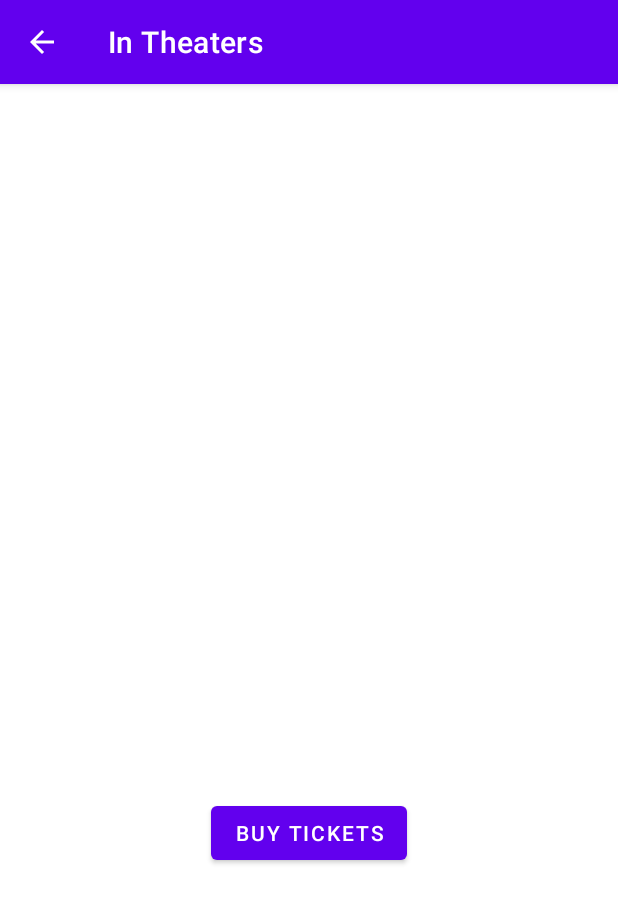
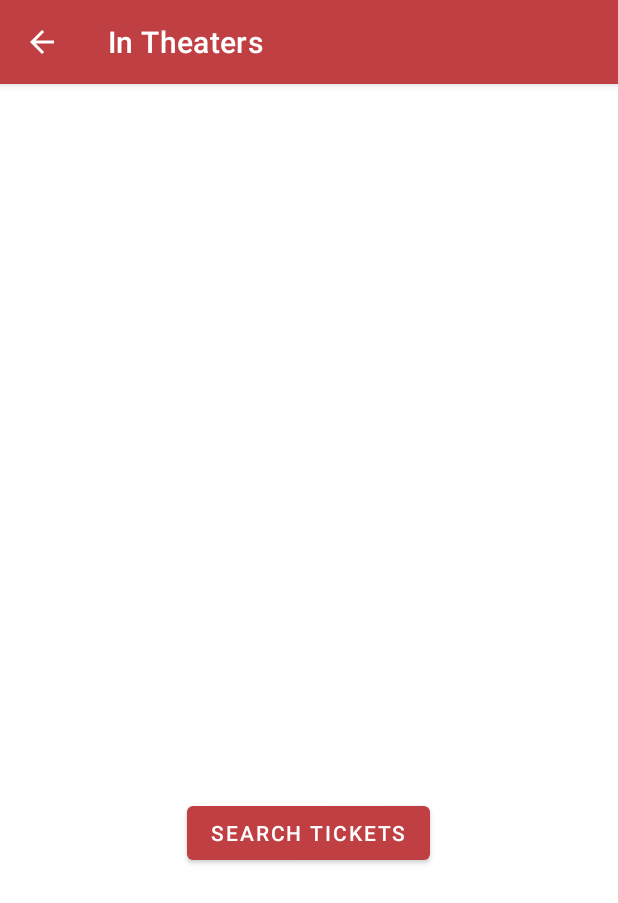
Before and after one commit to mslew/in-theaters, an Android app: the DetailActivity screen opened directly, with no data from a screen before it, on a phone screen of 412 x 824 dp. Shown: the top 903 px of the screen. Run offline under Robolectric (Android 15) with nearby library versions, the phone set to English and light mode, and no system bars; our stand-ins replace Picasso; network calls fail; pictures from the network do not load.

Commit message:
changed some colors. added comments.

```diff
--- a/InTheaters/app/src/main/java/com/example/intheaters/Movie.java
+++ b/InTheaters/app/src/main/java/com/example/intheaters/Movie.java
@@ -3,6 +3,9 @@ package com.example.intheaters;
 import android.os.Parcel;
 import android.os.Parcelable;
 
+/**
+ * Model class. This holds the data for every movie.
+ */
 public class Movie implements Parcelable {
     private String movieName;
     private String rating;
--- a/InTheaters/app/src/main/res/layout/movie_list_item.xml
+++ b/InTheaters/app/src/main/res/layout/movie_list_item.xml
@@ -13,7 +13,7 @@
 
         <TextView
             android:id="@+id/movie_text_view"
-            android:layout_width="wrap_content"
+            android:layout_width="300dp"
             android:layout_height="wrap_content"
             android:padding="16dp"
             android:textAppearance="@style/TextAppearance.AppCompat.Headline"
@@ -29,7 +29,6 @@
             android:layout_width="wrap_content"
             android:layout_height="wrap_content"
             android:padding="16dp"
-            android:layout_gravity=""
             android:textAppearance="@style/TextAppearance.AppCompat.Headline"
             tools:text="Rating: "/>
     </LinearLayout>
--- a/InTheaters/app/src/main/res/values-night/themes.xml
+++ b/InTheaters/app/src/main/res/values-night/themes.xml
@@ -2,8 +2,8 @@
     <!-- Base application theme. -->
     <style name="Theme.InTheaters" parent="Theme.MaterialComponents.DayNight.DarkActionBar">
         <!-- Primary brand color. -->
-        <item name="colorPrimary">@color/purple_200</item>
-        <item name="colorPrimaryVariant">@color/purple_700</item>
+        <item name="colorPrimary">@color/red</item>
+        <item name="colorPrimaryVariant">@color/red</item>
         <item name="colorOnPrimary">@color/black</item>
         <!-- Secondary brand color. -->
         <item name="colorSecondary">@color/teal_200</item>
--- a/InTheaters/app/src/main/res/values/colors.xml
+++ b/InTheaters/app/src/main/res/values/colors.xml
@@ -7,4 +7,5 @@
     <color name="teal_700">#FF018786</color>
     <color name="black">#FF000000</color>
     <color name="white">#FFFFFFFF</color>
+    <color name="red">#c03f43</color>
 </resources>
--- a/InTheaters/app/src/main/res/values/strings.xml
+++ b/InTheaters/app/src/main/res/values/strings.xml
@@ -1,9 +1,9 @@
 <resources>
     <string name="app_name">In Theaters</string>
     <string name="data_provided_by_imdb">Data Provided by IMDb</string>
-    <string name="welcome_text">Movies In Theaters</string>
+    <string name="welcome_text">New Movies In Theaters</string>
     <string name="movie_poster_str">Movie Poster</string>
-    <string name="buy_tickets">Buy Tickets</string>
+    <string name="buy_tickets">Search Tickets</string>
     <string name="dark_theme">Dark Theme</string>
     <string name="dark">dark</string>
     <string name="settings">Settings</string>
--- a/InTheaters/app/src/main/res/values/themes.xml
+++ b/InTheaters/app/src/main/res/values/themes.xml
@@ -2,8 +2,8 @@
     <!-- Base application theme. -->
     <style name="Theme.InTheaters" parent="Theme.MaterialComponents.DayNight.DarkActionBar">
         <!-- Primary brand color. -->
-        <item name="colorPrimary">@color/purple_500</item>
-        <item name="colorPrimaryVariant">@color/purple_700</item>
+        <item name="colorPrimary">@color/red</item>
+        <item name="colorPrimaryVariant">@color/red</item>
         <item name="colorOnPrimary">@color/white</item>
         <!-- Secondary brand color. -->
         <item name="colorSecondary">@color/teal_200</item>
```
Also changed, not shown: InTheaters/app/src/main/java/com/example/intheaters/DetailActivity.java (+15 -1 lines), InTheaters/app/src/main/java/com/example/intheaters/MainActivity.java (+23 -0 lines), InTheaters/app/src/main/java/com/example/intheaters/MovieAdapter.java (+25 -0 lines), InTheaters/app/src/main/java/com/example/intheaters/MovieFetcher.java (+20 -0 lines), InTheaters/app/src/main/java/com/example/intheaters/SettingsActivity.java (+12 -0 lines).
